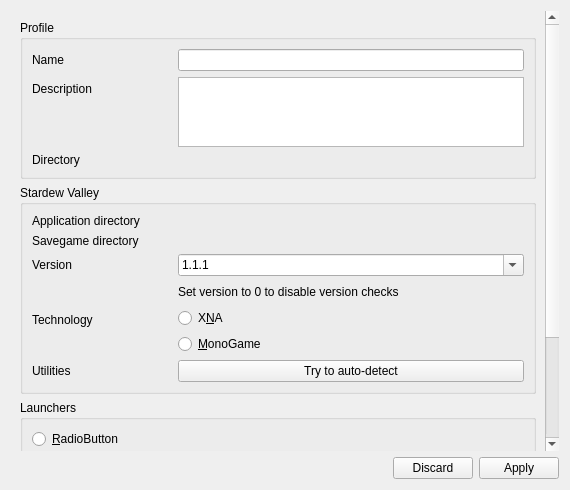
Old version of the form src/profilesettings.ui in the repository kriana/SilVerPLuM.
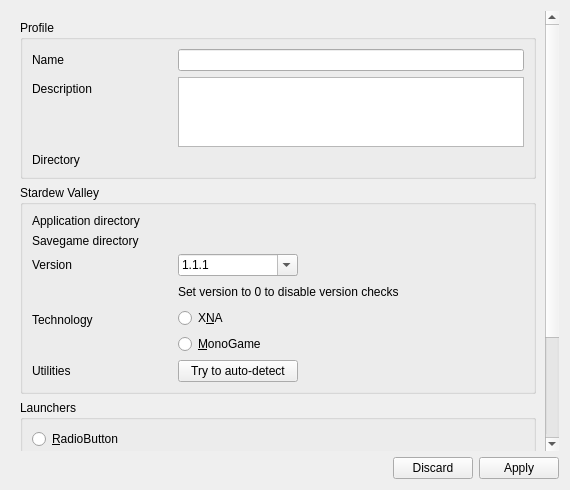
New version of the form. Icons and pictures are not drawn. Custom widgets are drawn as their Qt base class.

The edit to the form file:
```diff
--- a/src/profilesettings.ui
+++ b/src/profilesettings.ui
@@ -32,9 +32,9 @@
       <property name="geometry">
        <rect>
         <x>0</x>
-        <y>-226</y>
-        <width>538</width>
-        <height>664</height>
+        <y>0</y>
+        <width>536</width>
+        <height>550</height>
        </rect>
       </property>
       <layout class="QVBoxLayout" name="verticalLayout">
@@ -169,6 +169,12 @@
           </item>
           <item row="2" column="1">
            <widget class="QComboBox" name="sdvVersion">
+            <property name="maximumSize">
+             <size>
+              <width>120</width>
+              <height>16777215</height>
+             </size>
+            </property>
             <property name="editable">
              <bool>true</bool>
             </property>
@@ -277,6 +283,18 @@
           </item>
           <item row="7" column="1">
            <widget class="QPushButton" name="btnSDVAutodetect">
+            <property name="minimumSize">
+             <size>
+              <width>0</width>
+              <height>0</height>
+             </size>
+            </property>
+            <property name="maximumSize">
+             <size>
+              <width>120</width>
+              <height>16777215</height>
+             </size>
+            </property>
             <property name="text">
              <string>Try to auto-detect</string>
             </property>
```
Left out of the diff: 8 changed lines with no effect on the pictures.
